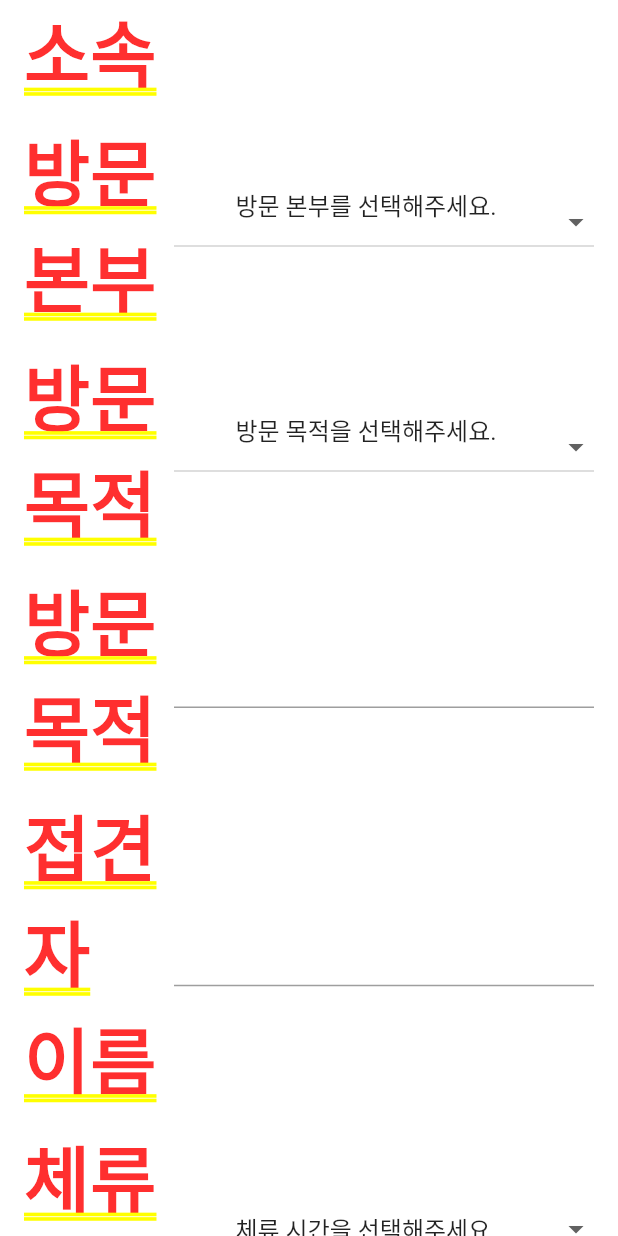
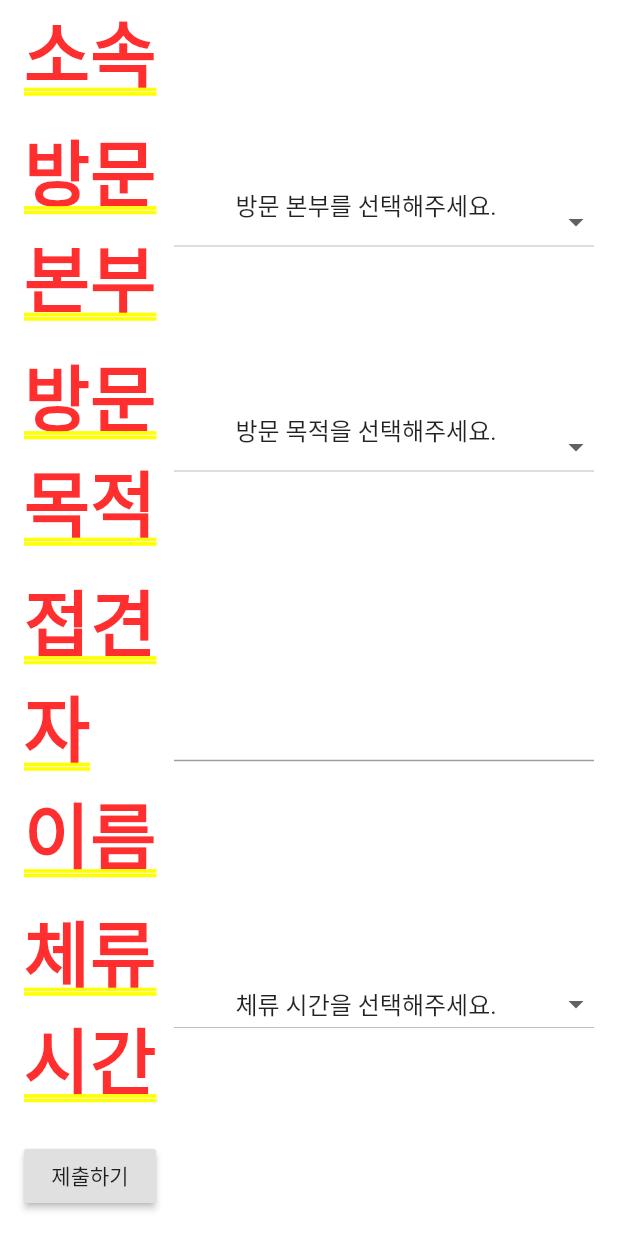
Before and after one commit to bonchangkoo/VisitorManagementApp, a Flutter app: the MyCustomForm screen opened by its route, scrolled down 519 dp, on a phone screen of 412 x 824 dp. Run offline on Flutter 3.47's test engine with Material 2 defaults, Android fonts, the phone set to English and light mode, and no system bars; our stand-ins replace fluttertoast, splashscreen; network calls fail.

Commit message:
DropDownBox UI를 수정한다

```diff
--- a/lib/main.dart
+++ b/lib/main.dart
@@ -248,25 +248,6 @@ class MyCustomFormState extends State<MyCustomForm> {
                 ),
               ),
               Padding(
-                padding:
-                    const EdgeInsets.symmetric(vertical: 4.0, horizontal: 16.0),
-                child: Row(children: <Widget>[
-                  Container(
-                    width: 100,
-                    child: Text("방문 목적"),
-                  ),
-                  Expanded(
-                      child: TextFormField(
-                        validator: (value) {
-                          if (value.isEmpty) {
-                            return '방문 목적을 입력해주세요.';
-                          }
-                          return null;
-                        },
-                      ))
-                ]),
-              ),
-              Padding(
                   padding: const EdgeInsets.symmetric(
                       vertical: 4.0, horizontal: 16.0),
                   child: Row(children: <Widget>[
```
